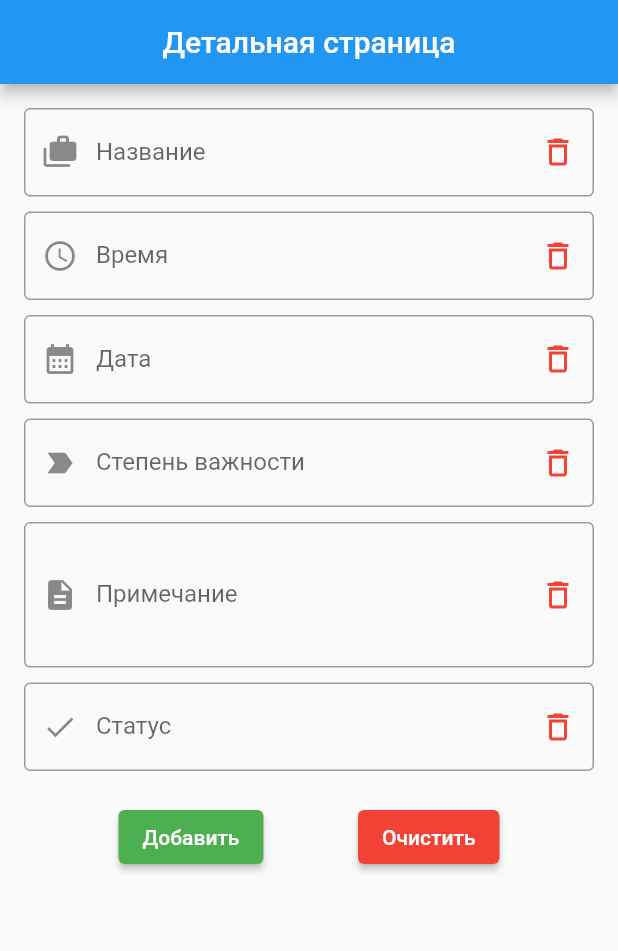
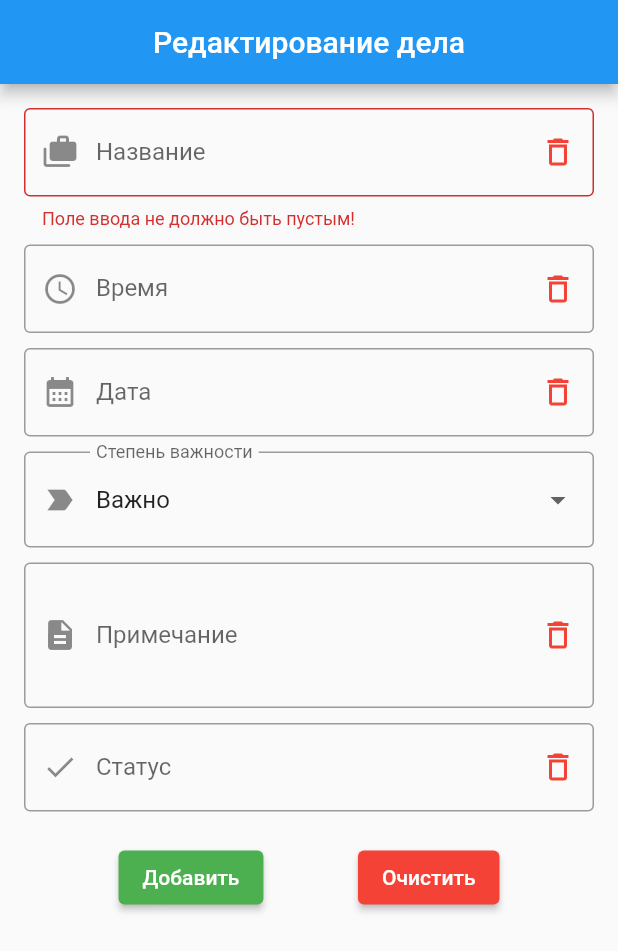
Before and after one commit to dsildaikin/LearnFlutter, a Flutter app: the screen it shows after launch, on a phone screen of 412 x 824 dp. Shown: the top 951 px of the screen. Run offline on Flutter 3.47's test engine with Material 2 defaults, Android fonts, the phone set to English and light mode, and no system bars; our stand-ins replace sqflite; accounts and stored records are empty.

Commit message:
fix validate method and add DrapdownButtonFormField for choose ImportanceDegree

```diff
--- a/todo_app_sqlite/lib/screens/detail_screen.dart
+++ b/todo_app_sqlite/lib/screens/detail_screen.dart
@@ -23,6 +23,9 @@ class _DetailScreenState extends State<DetailScreen> {
 
   bool isUpdate = false;
 
+  final _importanceDegrees = ['Очень важно', 'Важно', 'Не горит'];
+  String _selectedImportanceDegree = 'Важно';
+
   final _formStateKey = GlobalKey<FormState>();
 
   final _todoNameController = TextEditingController();
@@ -47,11 +50,12 @@ class _DetailScreenState extends State<DetailScreen> {
   Widget build(BuildContext context) {
     return Scaffold(
       appBar: AppBar(
-        title: const Text('Детальная страница'),
+        title: const Text('Редактирование дела'),
         centerTitle: true,
       ),
       body: Form(
         key: _formStateKey,
+        autovalidateMode: AutovalidateMode.always,
         child: ListView(
           padding: const EdgeInsets.all(16.0),
           children: [
@@ -68,11 +72,11 @@ class _DetailScreenState extends State<DetailScreen> {
                 border: OutlineInputBorder(),
               ),
               validator: (value) {
-                if (value == null) {
-                  return 'Please Enter Todo Name';
+                if (value!.isEmpty) {
+                  return 'Поле ввода не должно быть пустым!';
                 }
                 if (value.trim() == "") {
-                  return "Only Space is Not Valid!!!";
+                  return "Поле ввода не должно содержать только пробел!";
                 }
                 return null;
               },
@@ -109,19 +113,38 @@ class _DetailScreenState extends State<DetailScreen> {
               ),
             ),
             const SizedBox(height: 10),
-            TextFormField(
-              controller: _todoImportanceDegreeController,
+            DropdownButtonFormField(
               decoration: const InputDecoration(
+                border: OutlineInputBorder(),
+                prefixIcon: Icon(Icons.label_important),
                 labelText: 'Степень важности',
-                hintText: 'Введите степень важности',
-                prefixIcon: Icon(Icons.label_important),
-                suffixIcon: Icon(
-                  Icons.delete_outline,
-                  color: Colors.red,
-                ),
-                border: OutlineInputBorder(),
               ),
+              items: _importanceDegrees.map((importanceDegree) {
+                return DropdownMenuItem(
+                  value: importanceDegree,
+                  child: Text(importanceDegree),
+                );
+              }).toList(),
+              onChanged: (importanceDegree) {
+                setState(() {
+                  _selectedImportanceDegree = importanceDegree as String;
+                });
+              },
+              value: _selectedImportanceDegree,
             ),
+            // TextFormField(
+            //   controller: _todoImportanceDegreeController,
+            //   decoration: const InputDecoration(
+            //     labelText: 'Степень важности',
+            //     hintText: 'Введите степень важности',
+            //     prefixIcon: Icon(Icons.label_important),
+            //     suffixIcon: Icon(
+            //       Icons.delete_outline,
+            //       color: Colors.red,
+            //     ),
+            //     border: OutlineInputBorder(),
+            //   ),
+            // ),
             const SizedBox(height: 10),
             TextFormField(
               controller: _todoNoteController,
```
